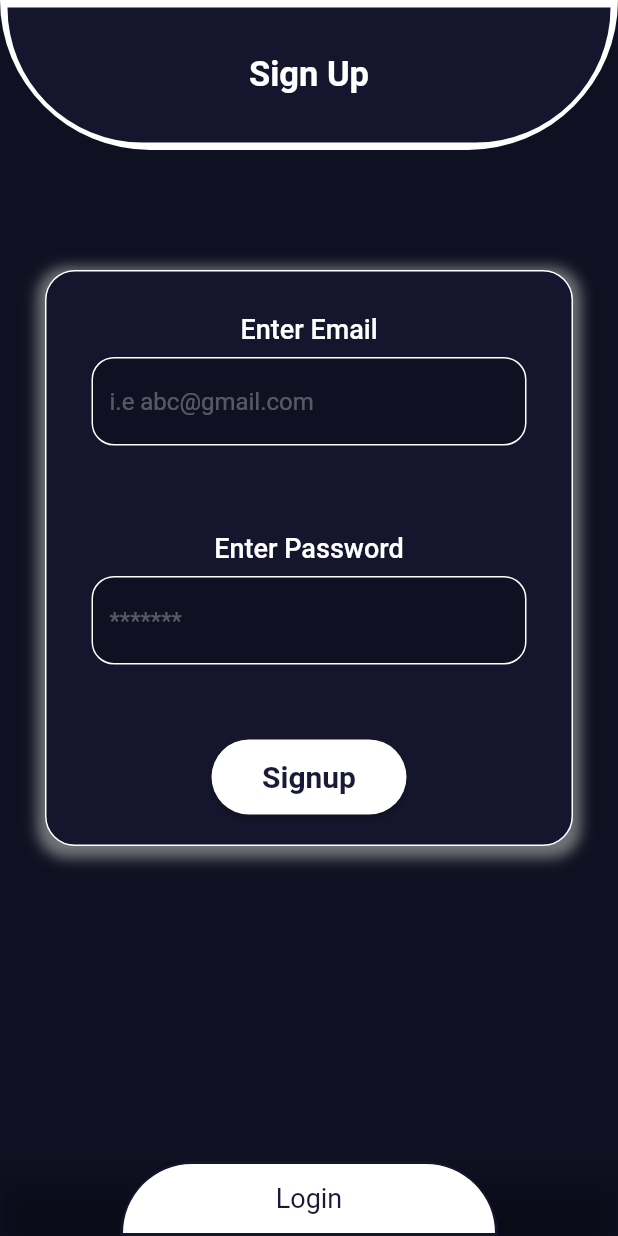
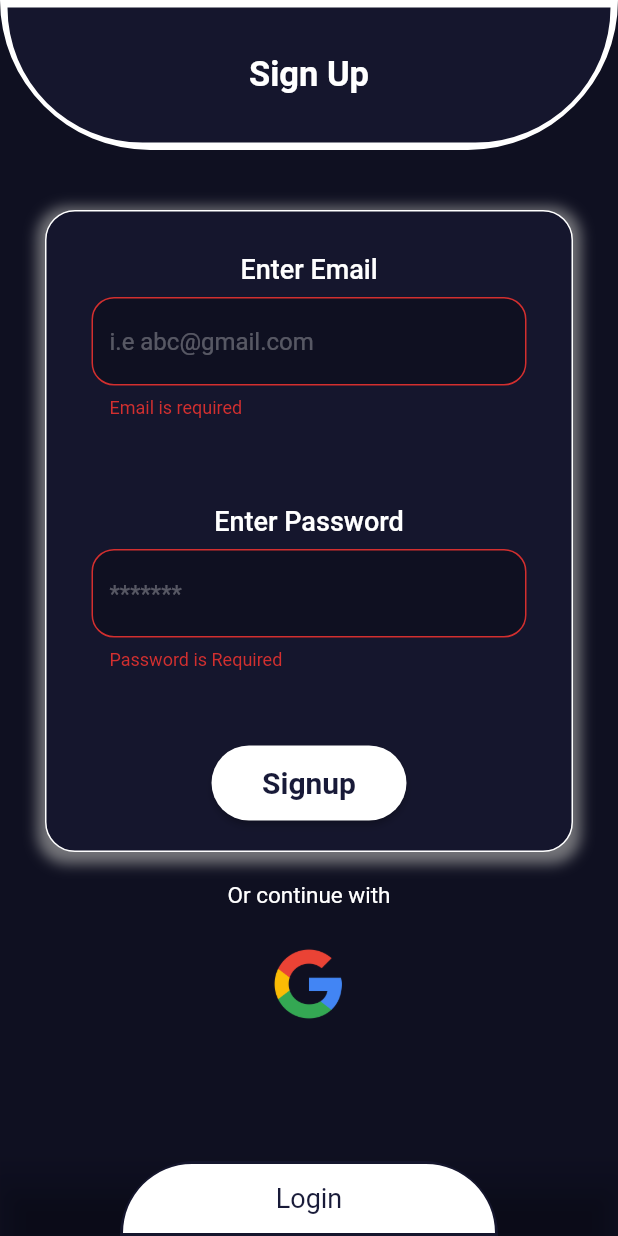
Before and after one commit to suleman24/FYP, a Flutter app: the signup screen opened directly, after a tap on "Signup", on a phone screen of 412 x 824 dp. Run offline on Flutter 3.47's test engine with Material 2 defaults, Android fonts, the phone set to English and light mode, and no system bars; our stand-ins replace cloud_firestore, firebase_auth, firebase_core; accounts and stored records are empty.

Commit message:
Sign up with Firebase and email & password validation done

```diff
--- a/android_messenger/lib/UI/auth ui/signup.dart
+++ b/android_messenger/lib/UI/auth ui/signup.dart
@@ -1,6 +1,7 @@
+import 'package:cloud_firestore/cloud_firestore.dart';
 import 'package:flutter/material.dart';
-import 'package:flutter/cupertino.dart';
-
+import 'package:flutter/services.dart';
+import '../../auth/authentication.dart';
 import '../../config/colors_collection.dart';
 import '../../config/text_style_collection.dart';
 import 'login.dart';
@@ -14,14 +15,19 @@ class signup extends StatefulWidget {
 }
 
 class _signupState extends State<signup> {
-  final GlobalKey<FormState> _formKey = GlobalKey<FormState>();
+
   TextEditingController email = TextEditingController();
   TextEditingController password = TextEditingController();
 
-  late String emaill;
-  late String passworddd;
 
-  bool _isLoading = false;
+  final _form = GlobalKey<FormState>();
+  bool _isValid = false;
+
+  void _saveForm() {
+    setState(() {
+      _isValid = _form.currentState!.validate();
+    });
+  }
 
   @override
   Widget build(BuildContext context) {
@@ -29,7 +35,8 @@ class _signupState extends State<signup> {
       child: Scaffold(
         backgroundColor: Color(0xff0f1021),
 
-      body: Column(
+      body: SingleChildScrollView(
+        child: Column(
             children: [
 
           Container(
@@ -56,7 +63,7 @@ class _signupState extends State<signup> {
           ),
 
               SizedBox(
-              height: 80,
+                height: 40,
               ),
 
               Padding(padding: EdgeInsets.fromLTRB(30, 0, 30, 0),
@@ -80,6 +87,8 @@ class _signupState extends State<signup> {
                 ),
 
 
+                child: Form(
+                  key: _form,
                   child: Column(
                     children: [
                       Padding(
@@ -116,8 +125,23 @@ class _signupState extends State<signup> {
                                         borderSide: BorderSide(color: Colors.white, width: 1.0),
                                       ),
                                       hintText: "i.e abc@gmail.com",
-                                  hintStyle: TextStyle(color: Colors.white30)
+                                      hintStyle: TextStyle(color: Colors.white30),
+
                                   ),
+                                  validator: (value) {
+                                    // Check if this field is empty
+                                    if (value == null || value.isEmpty) {
+                                      return 'Email is required';
+                                    }
+
+                                    // using regular expression
+                                    if (!RegExp(r'\S+@\S+\.\S+').hasMatch(value)) {
+                                      return "Please enter a valid email address";
+                                    }
+
+                                    // the email is valid
+                                    return null;
+                                  },
                                 ),
 
 
@@ -156,6 +180,16 @@ class _signupState extends State<signup> {
                                     hintText: "*******",
                                     hintStyle: TextStyle(color: Colors.white30),
                                   ),
+                                  validator: (String? password) {
+                                    if (password != null && password.isEmpty) {
+                                      return "Password is Required";
+                                    }
+                                    else if(password!.length<7)
+                                    {
+                                      return "Minimum Password length is 7 ";
+                                    }
+                                    return null;
+                                  },
                                 ),
                               ],
                             )),
@@ -183,7 +217,27 @@ class _signupState extends State<signup> {
                                     fontWeight: FontWeight.w700),
                               ),
                             ),
-                        onPressed: ()  {
+                            onPressed:()async {
+
+                              _saveForm();
+
+                              if(_isValid==true)
+                              {
+                                AuthenticationHelper()
+                                    .signUp(email.text, password.text)
+                                    .then((result) {
+                                  if (result == null) {
+                                    print("OK");
+                                    showAlertDialogForSucces(context);
+                                  } else {
+                                    print("NO");
+                                    showAlertDialogForError(context);
+                                  }
+                                });
+
+
+
+                              }
 
                             },
                           ),
@@ -192,13 +246,45 @@ class _signupState extends State<signup> {
                     ],
                   ),
                 ),
+              ),
+              ),
+
+
+
+              SizedBox(
+                height: 20,
+              ),
+
+
+              Center(
+                child:Text('Or continue with', style: TextStyle(color: Colors.white,fontSize: 15),)
+              ),
+              CircleAvatar(
+                backgroundColor: Colors.transparent,
+                radius: 50,
+                child: ClipOval(
+                    child: Container(
+                      height: 50.0,
+                      width: 50.0,
+                      decoration: BoxDecoration(
+                        image: DecorationImage(
+                          image: AssetImage(
+                              'assets/images/google.png'),
+                          fit: BoxFit.fill,
+                        ),
+                        shape: BoxShape.circle,
+                      ),
                     )
+                ),
+
+              ),
 
 
 
 
 
             ],
+          ),
       ),
 
         bottomNavigationBar: BottomAppBar(
@@ -246,3 +332,62 @@ class _signupState extends State<signup> {
 
 
 }
+
+
+
+
+showAlertDialogForSucces(context){
+  Widget continueButton = TextButton(
+    child: Text("Go to Login"),
+    onPressed:  () {
+      Navigator.pushReplacement(context,
+          MaterialPageRoute(builder: (context) => const login()));
+    },
+  );
+
+  AlertDialog alert = AlertDialog(
+    content: Text("Account has been created successfully"),
+    actions: [
+      continueButton,
+    ],
+  );
+
+  // show the dialog
+  showDialog(
+    context: context,
+    builder: (BuildContext context) {
+      return alert;
+    },
+  );
+}
+
+
+
+
+showAlertDialogForError(BuildContext context) {
+
+  Widget continueButton = TextButton(
+    child: Text("OK"),
+    onPressed:  () {
+      Navigator.pushReplacement(context,
+          MaterialPageRoute(builder: (context) => const signup()));
+    },
+  );
+
+  // set up the AlertDialog
+  AlertDialog alert = AlertDialog(
+    title: Text("Error"),
+    content: Text("This Account cannot be created"),
+    actions: [
+      continueButton,
+    ],
+  );
+
+  // show the dialog
+  showDialog(
+    context: context,
+    builder: (BuildContext context) {
+      return alert;
+    },
+  );
+}
--- /dev/null
+++ b/android_messenger/lib/auth/authentication.dart
@@ -0,0 +1,46 @@
+import 'package:firebase_auth/firebase_auth.dart';
+import 'package:flutter/material.dart';
+
+import '../UI/auth ui/login.dart';
+
+
+class AuthenticationHelper {
+  final FirebaseAuth _auth = FirebaseAuth.instance;
+
+  String getID(){
+    final  user =  _auth.currentUser;
+    final userid = user?.uid;
+    return userid.toString();
+  }
+
+  //SIGN UP METHOD
+  Future signUp(String email, String password) async {
+    try {
+      await _auth.createUserWithEmailAndPassword(
+        email: email,
+        password: password,
+      );
+      return null;
+    } on FirebaseAuthException catch (e) {
+      return e.message;
+    }
+  }
+
+  //SIGN IN METHOD
+  Future signIn(String email, String password) async {
+    try {
+      await _auth.signInWithEmailAndPassword(email: email, password: password);
+      return null;
+    } on FirebaseAuthException catch (e) {
+      return e.message;
+    }
+  }
+
+  //SIGN OUT METHOD
+  Future signOut(BuildContext context) async {
+    await _auth.signOut().then((value) {
+      Navigator.pushReplacement(context, MaterialPageRoute(builder: (context)=>login()));
+    });
+
+  }
+}
```
Also changed, not shown: android_messenger/lib/main.dart (+6 -3 lines), android_messenger/pubspec.yaml (+6 -2 lines), android_messenger/assets/images/google.png (added), android_messenger/pubspec.lock, 3 other files. Lines whose indentation alone changed are shown as unchanged.
